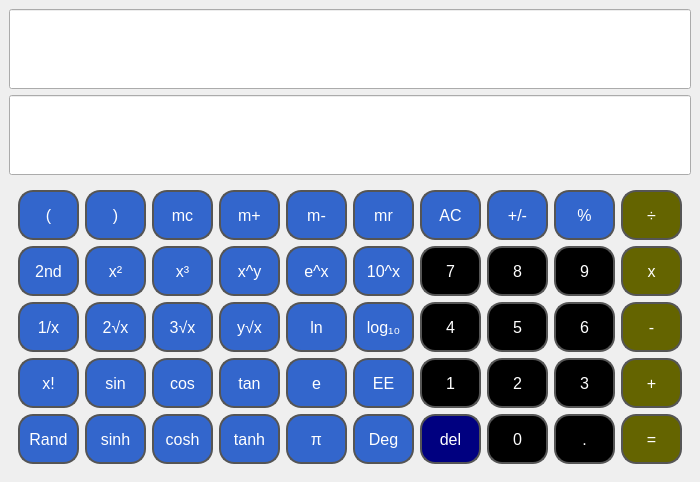
The window that proj1/p5s2/engineering.ui (nttkor/codyssey) describes before a commit, drawn with Qt 5.
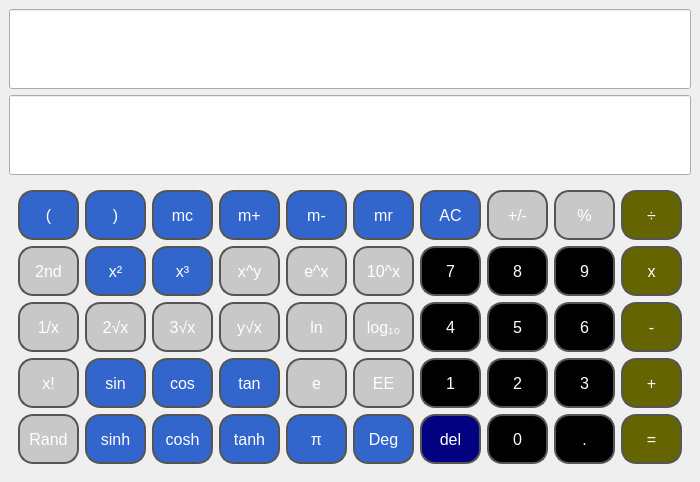
The same window after the commit.

The edit to the form file:
```diff
--- a/proj1/p5s2/engineering.ui
+++ b/proj1/p5s2/engineering.ui
@@ -94,7 +94,6 @@
        <font>
         <pointsize>14</pointsize>
         <bold>true</bold>
-        <kerning>true</kerning>
        </font>
       </property>
       <property name="styleSheet">
@@ -169,12 +168,18 @@
        </item>
        <item row="0" column="7">
         <widget class="QPushButton" name="btno_sign">
+         <property name="enabled">
+          <bool>false</bool>
+         </property>
          <property name="sizePolicy">
           <sizepolicy hsizetype="Minimum" vsizetype="Preferred">
            <horstretch>0</horstretch>
            <verstretch>0</verstretch>
           </sizepolicy>
          </property>
+         <property name="styleSheet">
+          <string notr="true">background-color: rgb(200,200, 200);</string>
+         </property>
          <property name="text">
           <string>+/-</string>
          </property>
@@ -207,6 +212,9 @@
            <verstretch>1</verstretch>
           </sizepolicy>
          </property>
+         <property name="styleSheet">
+          <string notr="true">background-color: rgb(200,200, 200);</string>
+         </property>
          <property name="text">
           <string>log₁₀</string>
          </property>
@@ -223,6 +231,9 @@
            <verstretch>1</verstretch>
           </sizepolicy>
          </property>
+         <property name="styleSheet">
+          <string notr="true">background-color: rgb(200,200, 200);</string>
+         </property>
          <property name="text">
           <string>x!</string>
          </property>
@@ -271,6 +282,9 @@
            <verstretch>1</verstretch>
           </sizepolicy>
          </property>
+         <property name="styleSheet">
+          <string notr="true">background-color: rgb(200,200, 200);</string>
+         </property>
          <property name="text">
           <string>EE</string>
          </property>
@@ -342,6 +356,9 @@
            <verstretch>1</verstretch>
           </sizepolicy>
          </property>
+         <property name="styleSheet">
+          <string notr="true">background-color: rgb(200,200, 200);</string>
+         </property>
          <property name="text">
           <string>2√x</string>
          </property>
@@ -371,6 +388,9 @@
            <verstretch>1</verstretch>
           </sizepolicy>
          </property>
+         <property name="styleSheet">
+          <string notr="true">background-color: rgb(200,200, 200);</string>
+         </property>
          <property name="text">
           <string>10^x</string>
          </property>
@@ -478,12 +498,18 @@
        </item>
        <item row="0" column="8">
         <widget class="QPushButton" name="btno_percent">
+         <property name="enabled">
+          <bool>false</bool>
+         </property>
          <property name="sizePolicy">
           <sizepolicy hsizetype="Minimum" vsizetype="Preferred">
            <horstretch>0</horstretch>
            <verstretch>0</verstretch>
           </sizepolicy>
          </property>
+         <property name="styleSheet">
+          <string notr="true">background-color: rgb(200,200, 200);</string>
+         </property>
          <property name="text">
           <string>%</string>
          </property>
@@ -516,6 +542,9 @@
            <verstretch>1</verstretch>
           </sizepolicy>
          </property>
+         <property name="styleSheet">
+          <string notr="true">background-color: rgb(200,200, 200);</string>
+         </property>
          <property name="text">
           <string>y√x</string>
          </property>
@@ -532,6 +561,9 @@
            <verstretch>0</verstretch>
           </sizepolicy>
          </property>
+         <property name="styleSheet">
+          <string notr="true">background-color: rgb(200,200, 200);</string>
+         </property>
          <property name="text">
           <string>3√x</string>
          </property>
@@ -545,6 +577,9 @@
            <verstretch>1</verstretch>
           </sizepolicy>
          </property>
+         <property name="styleSheet">
+          <string notr="true">background-color: rgb(200,200, 200);</string>
+         </property>
          <property name="text">
           <string>e</string>
          </property>
@@ -561,6 +596,9 @@
            <verstretch>1</verstretch>
           </sizepolicy>
          </property>
+         <property name="styleSheet">
+          <string notr="true">background-color: rgb(200,200, 200);</string>
+         </property>
          <property name="text">
           <string>x^y</string>
          </property>
@@ -590,6 +628,9 @@
            <verstretch>1</verstretch>
           </sizepolicy>
          </property>
+         <property name="styleSheet">
+          <string notr="true">background-color: rgb(200,200, 200);</string>
+         </property>
          <property name="text">
           <string>Rand</string>
          </property>
@@ -670,6 +711,9 @@
            <verstretch>1</verstretch>
           </sizepolicy>
          </property>
+         <property name="styleSheet">
+          <string notr="true">background-color: rgb(200,200, 200);</string>
+         </property>
          <property name="text">
           <string>2nd</string>
          </property>
@@ -686,6 +730,9 @@
            <verstretch>1</verstretch>
           </sizepolicy>
          </property>
+         <property name="styleSheet">
+          <string notr="true">background-color: rgb(200,200, 200);</string>
+         </property>
          <property name="text">
           <string>e^x</string>
          </property>
@@ -702,6 +749,9 @@
            <verstretch>1</verstretch>
           </sizepolicy>
          </property>
+         <property name="styleSheet">
+          <string notr="true">background-color: rgb(200,200, 200);</string>
+         </property>
          <property name="text">
           <string>ln</string>
          </property>
@@ -837,6 +887,9 @@
            <verstretch>1</verstretch>
           </sizepolicy>
          </property>
+         <property name="styleSheet">
+          <string notr="true">background-color: rgb(200,200, 200);</string>
+         </property>
          <property name="text">
           <string>1/x</string>
          </property>
```
Left out of the diff: 4 changed lines with no effect on the pictures.
